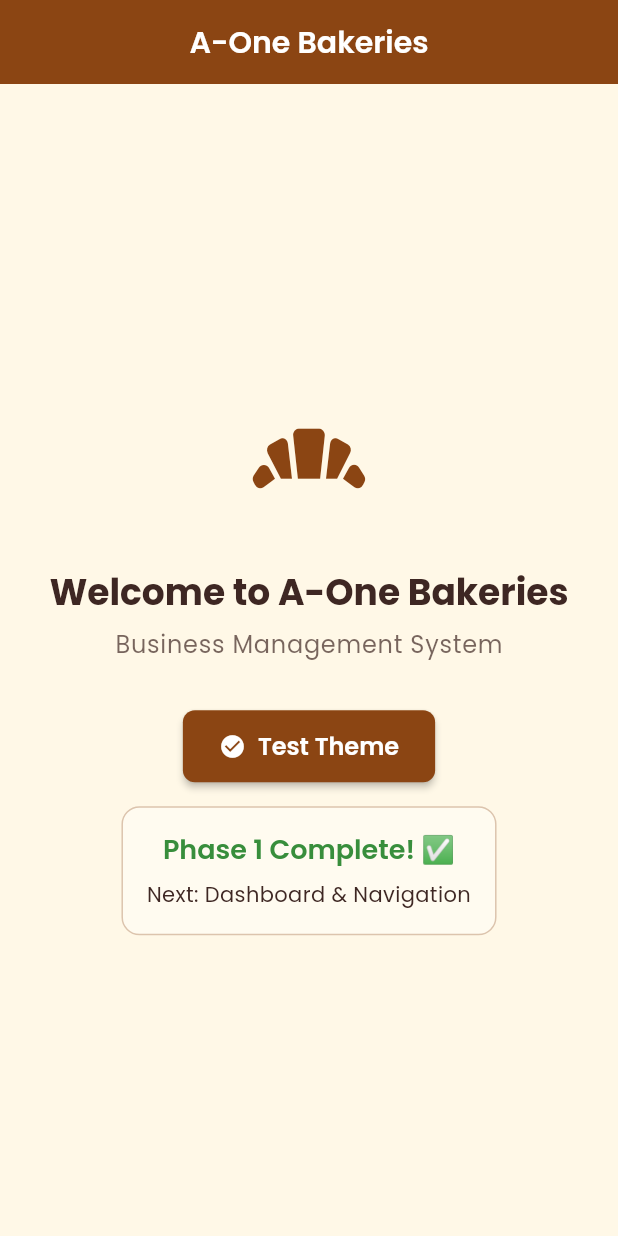
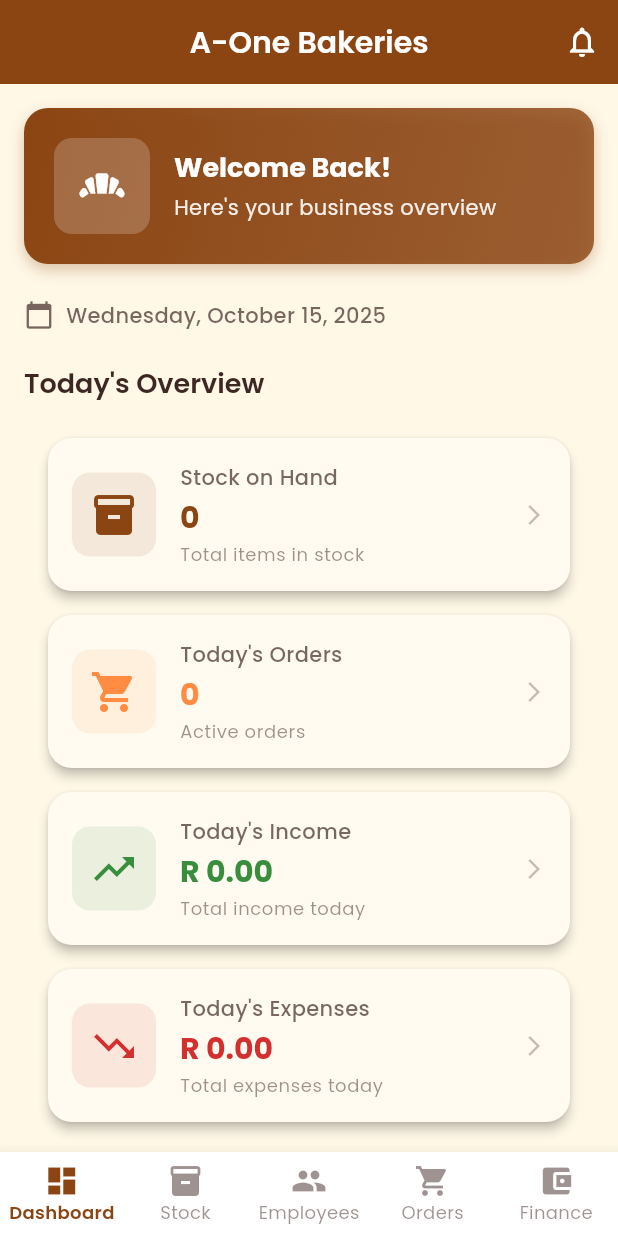
Before and after one commit to SP047/a-one-bakeries-app, a Flutter app: the screen it shows after launch, on a phone screen of 412 x 824 dp. Run offline on Flutter 3.47's test engine with Material 3 defaults, Android fonts, the phone set to English and light mode, and no system bars; our stand-ins replace google_fonts.

Commit message:
Phase 2 Complete: Dashboard and bottom navigation implemented
added dashboard and navigation bar

```diff
--- a/lib/main.dart
+++ b/lib/main.dart
@@ -1,10 +1,11 @@
 import 'package:flutter/material.dart';
 import 'package:a_one_bakeries_app/theme/app_theme.dart';
+import 'package:a_one_bakeries_app/screens/main_navigation.dart';
 
 /// Main Entry Point of A-One Bakeries App
 ///
 /// This is where the app starts. We initialize the app with our custom theme
-/// and set up the home screen (which will be the Dashboard in Phase 2).
+/// and set up the main navigation controller which manages the bottom nav bar.
 
 void main() {
   runApp(const AOneBakeriesApp());
@@ -23,9 +24,8 @@
       // Apply our custom theme
       theme: AppTheme.lightTheme,
 
-      // Home screen - for now it's a placeholder
-      // In Phase 2, we'll replace this with the Dashboard
-      home: const PlaceholderHome(),
+      // Home screen - Main Navigation with Dashboard
+      home: const MainNavigation(),
     );
   }
 }
--- /dev/null
+++ b/lib/screens/dashboard_screen.dart
@@ -0,0 +1,364 @@
+import 'package:flutter/material.dart';
+import 'package:a_one_bakeries_app/theme/app_theme.dart';
+import 'package:a_one_bakeries_app/widgets/summary_card.dart';
+import 'package:intl/intl.dart';
+
+/// Dashboard Screen
+///
+/// This is the main screen users see when they open the app.
+/// It displays summaries of:
+/// - Stock levels
+/// - Today's orders
+/// - Income & Expenses
+///
+/// In later phases, we'll connect this to real database data.
+
+class DashboardScreen extends StatefulWidget {
+  const DashboardScreen({super.key});
+
+  @override
+  State<DashboardScreen> createState() => _DashboardScreenState();
+}
+
+class _DashboardScreenState extends State<DashboardScreen> {
+  // Date formatter for displaying current date
+  final DateFormat _dateFormat = DateFormat('EEEE, MMMM d, yyyy');
+
+  @override
+  Widget build(BuildContext context) {
+    return Scaffold(
+      backgroundColor: AppTheme.creamBackground,
+
+      // App Bar with business name and date
+      appBar: AppBar(
+        title: const Text('A-One Bakeries'),
+        actions: [
+          // Notification icon (placeholder for future feature)
+          IconButton(
+            icon: const Icon(Icons.notifications_outlined),
+            onPressed: () {
+              // TODO: Implement notifications in future
+              ScaffoldMessenger.of(context).showSnackBar(
+                const SnackBar(
+                  content: Text('Notifications coming soon!'),
+                  duration: Duration(seconds: 2),
+                ),
+              );
+            },
+          ),
+        ],
+      ),
+
+      body: RefreshIndicator(
+        onRefresh: _refreshData,
+        color: AppTheme.primaryBrown,
+        child: SingleChildScrollView(
+          physics: const AlwaysScrollableScrollPhysics(),
+          child: Padding(
+            padding: const EdgeInsets.all(16.0),
+            child: Column(
+              crossAxisAlignment: CrossAxisAlignment.start,
+              children: [
+                // Welcome Section
+                _buildWelcomeSection(),
+                const SizedBox(height: 24),
+
+                // Date Display
+                _buildDateSection(),
+                const SizedBox(height: 24),
+
+                // Summary Cards Section
+                _buildSummarySection(),
+                const SizedBox(height: 24),
+
+                // Quick Actions Section
+                _buildQuickActionsSection(),
+                const SizedBox(height: 16),
+              ],
+            ),
+          ),
+        ),
+      ),
+    );
+  }
+
+  /// Welcome Section Widget
+  Widget _buildWelcomeSection() {
+    return Container(
+      padding: const EdgeInsets.all(20),
+      decoration: BoxDecoration(
+        gradient: LinearGradient(
+          colors: [
+            AppTheme.primaryBrown,
+            AppTheme.primaryBrown.withOpacity(0.8),
+          ],
+          begin: Alignment.topLeft,
+          end: Alignment.bottomRight,
+        ),
+        borderRadius: BorderRadius.circular(16),
+        boxShadow: [
+          BoxShadow(
+            color: AppTheme.primaryBrown.withOpacity(0.3),
+            blurRadius: 8,
+            offset: const Offset(0, 4),
+          ),
+        ],
+      ),
+      child: Row(
+        children: [
+          // Bakery Icon
+          Container(
+            padding: const EdgeInsets.all(12),
+            decoration: BoxDecoration(
+              color: Colors.white.withOpacity(0.2),
+              borderRadius: BorderRadius.circular(12),
+            ),
+            child: const Icon(
+              Icons.bakery_dining,
+              size: 40,
+              color: Colors.white,
+            ),
+          ),
+          const SizedBox(width: 16),
+
+          // Welcome Text
+          Expanded(
+            child: Column(
+              crossAxisAlignment: CrossAxisAlignment.start,
+              children: [
+                Text(
+                  'Welcome Back!',
+                  style: Theme.of(context).textTheme.headlineSmall?.copyWith(
+                    color: Colors.white,
+                    fontWeight: FontWeight.bold,
+                  ),
+                ),
+                const SizedBox(height: 4),
+                Text(
+                  'Here\'s your business overview',
+                  style: Theme.of(context).textTheme.bodyMedium?.copyWith(
+                    color: Colors.white.withOpacity(0.9),
+                  ),
+                ),
+              ],
+            ),
+          ),
+        ],
+      ),
+    );
+  }
+
+  /// Date Section Widget
+  Widget _buildDateSection() {
+    return Row(
+      children: [
+        Icon(
+          Icons.calendar_today,
+          size: 20,
+          color: AppTheme.darkBrown.withOpacity(0.7),
+        ),
+        const SizedBox(width: 8),
+        Text(
+          _dateFormat.format(DateTime.now()),
+          style: Theme.of(context).textTheme.bodyMedium?.copyWith(
+            color: AppTheme.darkBrown.withOpacity(0.7),
+            fontWeight: FontWeight.w500,
+          ),
+        ),
+      ],
+    );
+  }
+
+  /// Summary Section with Cards
+  Widget _buildSummarySection() {
+    return Column(
+      crossAxisAlignment: CrossAxisAlignment.start,
+      children: [
+        Text(
+          'Today\'s Overview',
+          style: Theme.of(context).textTheme.headlineSmall,
+        ),
+        const SizedBox(height: 16),
+
+        // Stock Summary Card
+        SummaryCard(
+          title: 'Stock on Hand',
+          value: '0',
+          subtitle: 'Total items in stock',
+          icon: Icons.inventory_2,
+          color: AppTheme.primaryBrown,
+          onTap: () {
+            // TODO: Navigate to stock screen (Phase 3)
+          },
+        ),
+
+        // Orders Summary Card
+        SummaryCard(
+          title: 'Today\'s Orders',
+          value: '0',
+          subtitle: 'Active orders',
+          icon: Icons.shopping_cart,
+          color: AppTheme.secondaryOrange,
+          onTap: () {
+            // TODO: Navigate to orders screen (Phase 6)
+          },
+        ),
+
+        // Income Summary Card
+        SummaryCard(
+          title: 'Today\'s Income',
+          value: 'R 0.00',
+          subtitle: 'Total income today',
+          icon: Icons.trending_up,
+          color: AppTheme.successGreen,
+          onTap: () {
+            // TODO: Navigate to income screen (Phase 7)
+          },
+        ),
+
+        // Expenses Summary Card
+        SummaryCard(
+          title: 'Today\'s Expenses',
+          value: 'R 0.00',
+          subtitle: 'Total expenses today',
+          icon: Icons.trending_down,
+          color: AppTheme.errorRed,
+          onTap: () {
+            // TODO: Navigate to expenses screen (Phase 7)
+          },
+        ),
+      ],
+    );
+  }
+
+  /// Quick Actions Section
+  Widget _buildQuickActionsSection() {
+    return Column(
+      crossAxisAlignment: CrossAxisAlignment.start,
+      children: [
+        Text(
+          'Quick Actions',
+          style: Theme.of(context).textTheme.headlineSmall,
+        ),
+        const SizedBox(height: 16),
+
+        // Quick action buttons in a grid
+        GridView.count(
+          crossAxisCount: 2,
+          shrinkWrap: true,
+          physics: const NeverScrollableScrollPhysics(),
+          crossAxisSpacing: 12,
+          mainAxisSpacing: 12,
+          childAspectRatio: 1.5,
+          children: [
+            _buildQuickActionButton(
+              icon: Icons.add_shopping_cart,
+              label: 'New Order',
+              onTap: () {
+                // TODO: Navigate to new order screen
+                _showComingSoonMessage('New Order');
+              },
+            ),
+            _buildQuickActionButton(
+              icon: Icons.inventory,
+              label: 'Add Stock',
+              onTap: () {
+                // TODO: Navigate to add stock screen
+                _showComingSoonMessage('Add Stock');
+              },
+            ),
+            _buildQuickActionButton(
+              icon: Icons.person_add,
+              label: 'Add Employee',
+              onTap: () {
+                // TODO: Navigate to add employee screen
+                _showComingSoonMessage('Add Employee');
+              },
+            ),
+            _buildQuickActionButton(
+              icon: Icons.attach_money,
+              label: 'Record Income',
+              onTap: () {
+                // TODO: Navigate to record income screen
+                _showComingSoonMessage('Record Income');
+              },
+            ),
+          ],
+        ),
+      ],
+    );
+  }
+
+  /// Quick Action Button Widget
+  Widget _buildQuickActionButton({
+    required IconData icon,
+    required String label,
+    required VoidCallback onTap,
+  }) {
+    return InkWell(
+      onTap: onTap,
+      borderRadius: BorderRadius.circular(12),
+      child: Container(
+        decoration: BoxDecoration(
+          color: AppTheme.lightCream,
+          borderRadius: BorderRadius.circular(12),
+          border: Border.all(
+            color: AppTheme.primaryBrown.withOpacity(0.2),
+            width: 1,
+          ),
+        ),
+        child: Column(
+          mainAxisAlignment: MainAxisAlignment.center,
+          children: [
+            Icon(
+              icon,
+              size: 32,
+              color: AppTheme.primaryBrown,
+            ),
+            const SizedBox(height: 8),
+            Text(
+              label,
+              style: Theme.of(context).textTheme.bodyMedium?.copyWith(
+                fontWeight: FontWeight.w600,
+                color: AppTheme.darkBrown,
+              ),
+              textAlign: TextAlign.center,
+            ),
+          ],
+        ),
+      ),
+    );
+  }
+
+  /// Refresh Data Function
+  ///
+  /// This will be called when user pulls down to refresh.
+  /// In later phases, we'll fetch fresh data from the database here.
+  Future<void> _refreshData() async {
+    // Simulate loading delay
+    await Future.delayed(const Duration(seconds: 1));
+
+    setState(() {
+      // TODO: Refresh all dashboard data from database
+    });
+
+    if (mounted) {
+      ScaffoldMessenger.of(context).showSnackBar(
+        const SnackBar(
+          content: Text('Dashboard refreshed!'),
+          duration: Duration(seconds: 1),
+        ),
+      );
+    }
+  }
+
+  /// Show Coming Soon Message
+  void _showComingSoonMessage(String feature) {
+    ScaffoldMessenger.of(context).showSnackBar(
+      SnackBar(
+        content: Text('$feature feature coming in next phases!'),
+        duration: const Duration(seconds: 2),
+      ),
+    );
+  }
+}
--- /dev/null
+++ b/lib/screens/main_navigation.dart
@@ -0,0 +1,125 @@
+import 'package:flutter/material.dart';
+import 'package:a_one_bakeries_app/screens/dashboard_screen.dart';
+import 'package:a_one_bakeries_app/theme/app_theme.dart';
+
+/// Main Navigation Controller
+///
+/// This widget manages the bottom navigation bar and switches between
+/// different screens based on the selected tab.
+///
+/// It uses setState to track which screen is currently active.
+
+class MainNavigation extends StatefulWidget {
+  const MainNavigation({super.key});
+
+  @override
+  State<MainNavigation> createState() => _MainNavigationState();
+}
+
+class _MainNavigationState extends State<MainNavigation> {
+  // Current selected index (0 = Dashboard, 1 = Stock, etc.)
+  int _currentIndex = 0;
+
+  // List of screens corresponding to each navigation item
+  // For now, only Dashboard is implemented. Others are placeholders.
+  final List<Widget> _screens = [
+    const DashboardScreen(),           // Index 0
+    const PlaceholderScreen(title: 'Stock'),           // Index 1
+    const PlaceholderScreen(title: 'Employees'),       // Index 2
+    const PlaceholderScreen(title: 'Orders'),          // Index 3
+    const PlaceholderScreen(title: 'Income & Expenses'), // Index 4
+  ];
+
+  /// Handle navigation tap
+  void _onNavItemTapped(int index) {
+    setState(() {
+      _currentIndex = index;
+    });
+  }
+
+  @override
+  Widget build(BuildContext context) {
+    return Scaffold(
+      // Display the current screen based on selected index
+      body: _screens[_currentIndex],
+
+      // Custom Bottom Navigation Bar
+      bottomNavigationBar: BottomNavigationBar(
+        currentIndex: _currentIndex,
+        onTap: _onNavItemTapped,
+        type: BottomNavigationBarType.fixed,
+
+        // Navigation Items
+        items: const [
+          BottomNavigationBarItem(
+            icon: Icon(Icons.dashboard),
+            label: 'Dashboard',
+          ),
+          BottomNavigationBarItem(
+            icon: Icon(Icons.inventory_2),
+            label: 'Stock',
+          ),
+          BottomNavigationBarItem(
+            icon: Icon(Icons.people),
+            label: 'Employees',
+          ),
+          BottomNavigationBarItem(
+            icon: Icon(Icons.shopping_cart),
+            label: 'Orders',
+          ),
+          BottomNavigationBarItem(
+            icon: Icon(Icons.account_balance_wallet),
+            label: 'Finance',
+          ),
+        ],
+      ),
+    );
+  }
+}
+
+/// Placeholder Screen Widget
+///
+/// This is a temporary screen shown for sections that haven't been built yet.
+/// We'll replace these with actual screens in later phases.
+
+class PlaceholderScreen extends StatelessWidget {
+  final String title;
+
+  const PlaceholderScreen({
+    super.key,
+    required this.title,
+  });
+
+  @override
+  Widget build(BuildContext context) {
+    return Scaffold(
+      appBar: AppBar(
+        title: Text(title),
+      ),
+      body: Center(
+        child: Column(
+          mainAxisAlignment: MainAxisAlignment.center,
+          children: [
+            Icon(
+              Icons.construction,
+              size: 80,
+              color: AppTheme.primaryBrown.withOpacity(0.5),
+            ),
+            const SizedBox(height: 24),
+            Text(
+              '$title Screen',
+              style: Theme.of(context).textTheme.headlineMedium,
+            ),
+            const SizedBox(height: 8),
+            Text(
+              'Coming soon in next phases',
+              style: Theme.of(context).textTheme.bodyMedium?.copyWith(
+                color: AppTheme.darkBrown.withOpacity(0.6),
+              ),
+            ),
+          ],
+        ),
+      ),
+    );
+  }
+}
--- /dev/null
+++ b/lib/widgets/summary_card.dart
@@ -0,0 +1,111 @@
+import 'package:flutter/material.dart';
+import 'package:a_one_bakeries_app/theme/app_theme.dart';
+
+/// Summary Card Widget
+///
+/// A reusable card component used on the dashboard to display
+/// summary information like stock count, order count, income, etc.
+///
+/// Features:
+/// - Icon with custom color
+/// - Title and value display
+/// - Subtitle for additional context
+/// - Tap functionality to navigate to detailed screens
+
+class SummaryCard extends StatelessWidget {
+  final String title;
+  final String value;
+  final String subtitle;
+  final IconData icon;
+  final Color color;
+  final VoidCallback? onTap;
+
+  const SummaryCard({
+    super.key,
+    required this.title,
+    required this.value,
+    required this.subtitle,
+    required this.icon,
+    required this.color,
+    this.onTap,
+  });
+
+  @override
+  Widget build(BuildContext context) {
+    return Card(
+      elevation: 3,
+      shape: RoundedRectangleBorder(
+        borderRadius: BorderRadius.circular(16),
+      ),
+      child: InkWell(
+        onTap: onTap,
+        borderRadius: BorderRadius.circular(16),
+        child: Padding(
+          padding: const EdgeInsets.all(16.0),
+          child: Row(
+            children: [
+              // Icon Container with colored background
+              Container(
+                padding: const EdgeInsets.all(12),
+                decoration: BoxDecoration(
+                  color: color.withOpacity(0.1),
+                  borderRadius: BorderRadius.circular(12),
+                ),
+                child: Icon(
+                  icon,
+                  size: 32,
+                  color: color,
+                ),
+              ),
+              const SizedBox(width: 16),
+
+              // Text Information
+              Expanded(
+                child: Column(
+                  crossAxisAlignment: CrossAxisAlignment.start,
+                  children: [
+                    // Title
+                    Text(
+                      title,
+                      style: Theme.of(context).textTheme.bodyMedium?.copyWith(
+                        color: AppTheme.darkBrown.withOpacity(0.7),
+                        fontWeight: FontWeight.w500,
+                      ),
+                    ),
+                    const SizedBox(height: 4),
+
+                    // Value
+                    Text(
+                      value,
+                      style: Theme.of(context).textTheme.headlineMedium?.copyWith(
+                        fontWeight: FontWeight.bold,
+                        color: color,
+                      ),
+                    ),
+                    const SizedBox(height: 4),
+
+                    // Subtitle
+                    Text(
+                      subtitle,
+                      style: Theme.of(context).textTheme.bodySmall?.copyWith(
+                        color: AppTheme.darkBrown.withOpacity(0.5),
+                      ),
+                    ),
+                  ],
+                ),
+              ),
+
+              // Arrow Icon indicating it's tappable
+              if (onTap != null)
+                Icon(
+                  Icons.arrow_forward_ios,
+                  size: 16,
+                  color: AppTheme.darkBrown.withOpacity(0.3),
+                ),
+            ],
+          ),
+        ),
+      ),
+    );
+  }
+}
```
